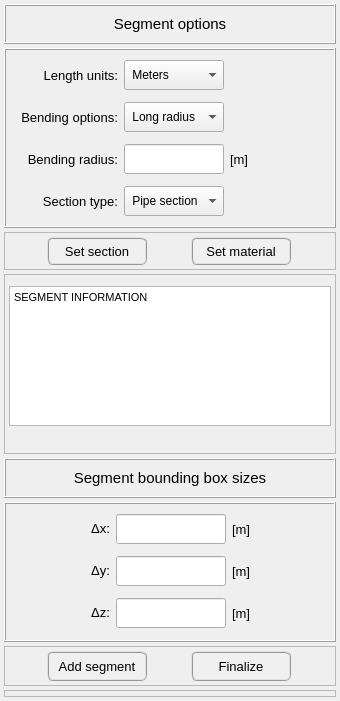
This is data/user_input/ui_files/Model/geometry/add_widget.ui in open-pulse/OpenPulse as Qt 5 draws it before an edit. The edited form follows.
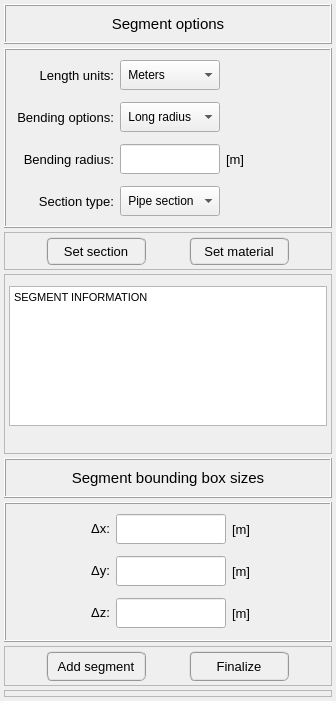
This is the edited form.

Commit message: New project interface

```diff
--- a/data/user_input/ui_files/Model/geometry/add_widget.ui
+++ b/data/user_input/ui_files/Model/geometry/add_widget.ui
@@ -6,7 +6,7 @@
    <rect>
     <x>0</x>
     <y>0</y>
-    <width>340</width>
+    <width>336</width>
     <height>701</height>
    </rect>
   </property>
@@ -384,7 +384,7 @@
        <widget class="QLabel" name="label_unit_bending_radius">
         <property name="minimumSize">
          <size>
-          <width>100</width>
+          <width>60</width>
           <height>0</height>
          </size>
         </property>
@@ -541,7 +541,7 @@
         <property name="minimumSize">
          <size>
           <width>0</width>
-          <height>120</height>
+          <height>80</height>
          </size>
         </property>
         <property name="maximumSize">
@@ -554,7 +554,7 @@
          <string>&lt;!DOCTYPE HTML PUBLIC &quot;-//W3C//DTD HTML 4.0//EN&quot; &quot;http://www.w3.org/TR/REC-html40/strict.dtd&quot;&gt;
 &lt;html&gt;&lt;head&gt;&lt;meta name=&quot;qrichtext&quot; content=&quot;1&quot; /&gt;&lt;style type=&quot;text/css&quot;&gt;
 p, li { white-space: pre-wrap; }
-&lt;/style&gt;&lt;/head&gt;&lt;body style=&quot; font-family:'MS Shell Dlg 2'; font-size:8.25pt; font-weight:400; font-style:normal;&quot;&gt;
+&lt;/style&gt;&lt;/head&gt;&lt;body style=&quot; font-family:'MS Shell Dlg 2'; font-size:6.6pt; font-weight:400; font-style:normal;&quot;&gt;
 &lt;p style=&quot; margin-top:0px; margin-bottom:0px; margin-left:0px; margin-right:0px; -qt-block-indent:0; text-indent:0px;&quot;&gt;&lt;span style=&quot; font-size:8pt;&quot;&gt;SEGMENT INFORMATION&lt;/span&gt;&lt;/p&gt;&lt;/body&gt;&lt;/html&gt;</string>
         </property>
        </widget>
@@ -677,7 +677,7 @@
        <widget class="QLabel" name="label_unit_delta_y">
         <property name="minimumSize">
          <size>
-          <width>80</width>
+          <width>60</width>
           <height>0</height>
          </size>
         </property>
@@ -755,7 +755,7 @@
        <widget class="QLabel" name="label_unit_delta_x">
         <property name="minimumSize">
          <size>
-          <width>80</width>
+          <width>60</width>
           <height>0</height>
          </size>
         </property>
@@ -863,7 +863,7 @@
        <widget class="QLabel" name="label_unit_delta_z">
         <property name="minimumSize">
          <size>
-          <width>80</width>
+          <width>60</width>
           <height>0</height>
          </size>
         </property>
```
The commit also changes 6 other files.
